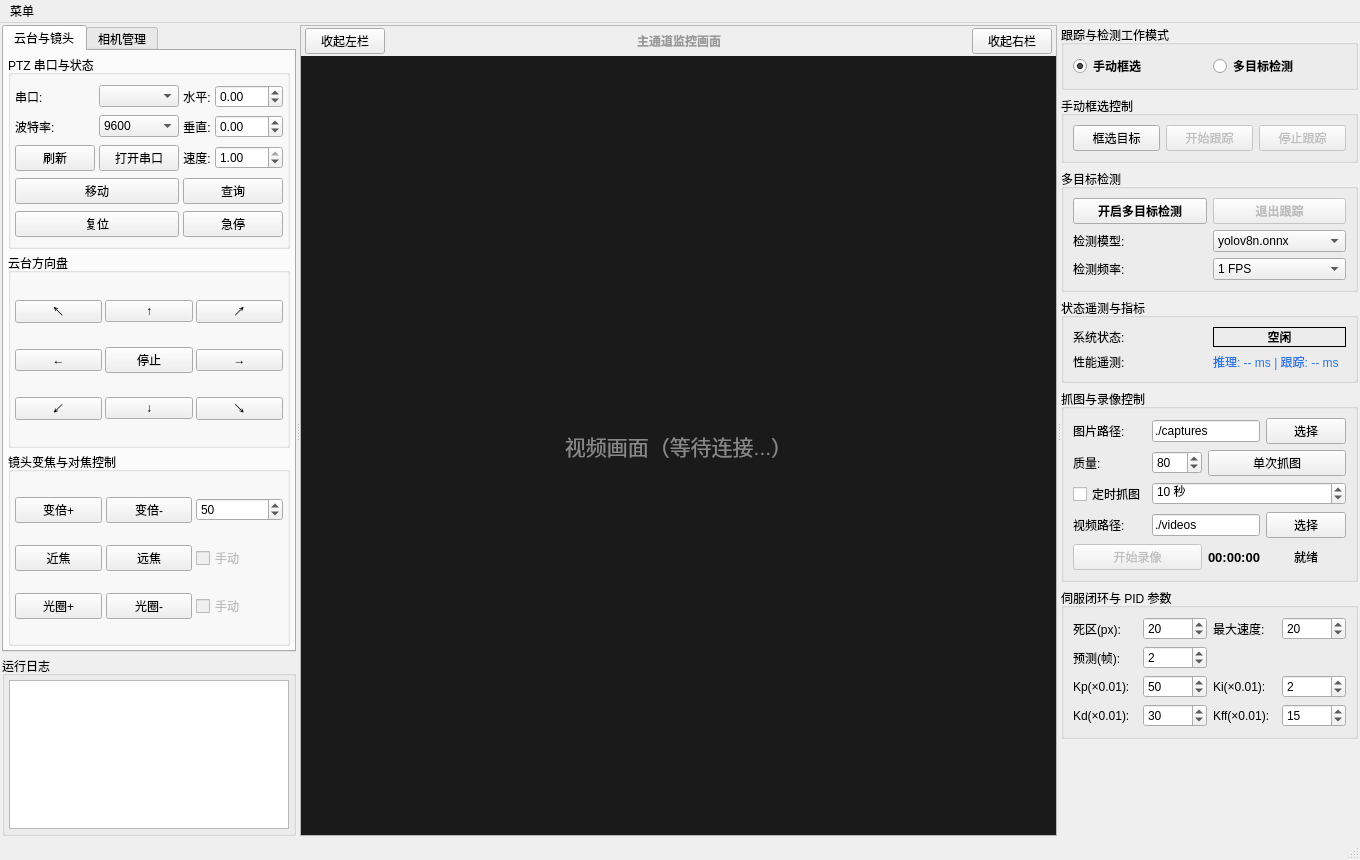
Old version of the form mainwindow.ui in the repository soranokiseki1437/nanhu_RGB_PTZ.
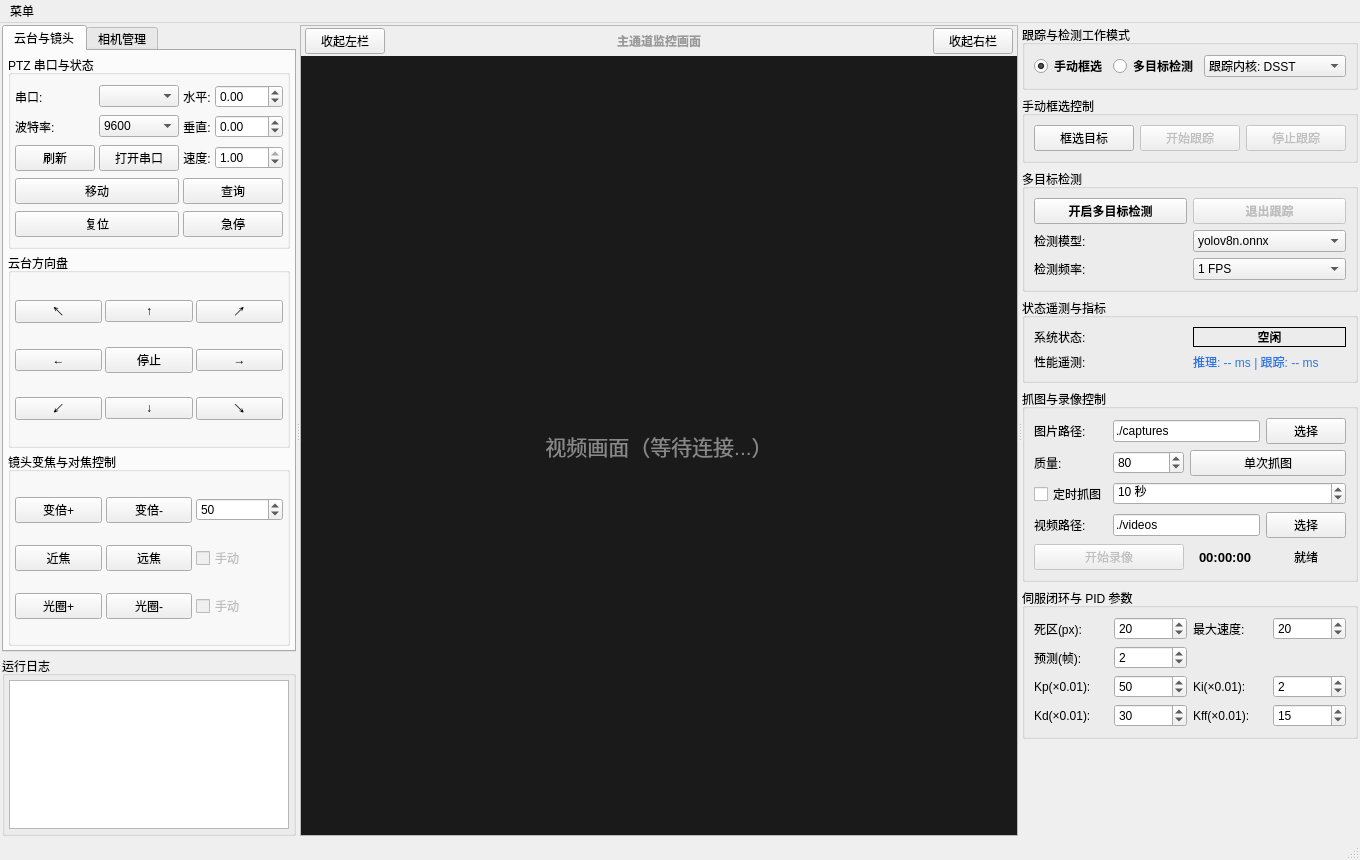
New version of the form.

Commit message:
feat(SOT): 完成 LightTrack 上位机全量嵌入与闭环验收 (WP3-WP7)
1. WP3 ObjectTracker 主干集成: 增加 TrackResult::procMs、TrackingKernel 枚举、runKernel/reinitKernel 分派与状态映射;
2. WP4 TrackingController 协同闭环: 注入 OnnxSotTracker 单例、resolveModelPath 绝对路径解析、飞行记录扩展 proc_ms 与 kernel 列;
3. WP5 UI 交互与配置持久化: 新增 comboTrackKernel 下拉菜单、ConfigManager 读写 tracking/kernel、refreshModelList 排除过滤;
4. WP6 AMFT 标定与回归测试: 完成 20 组真机网格标定输出 amft_calibration.json，DSST 回归 test_amft 4/4 PASS 100%，test_detector 5/5 PASS;
5. WP7 收口与检查点流转: 主工程构建 0 错误生成 RGB_PTZ_Integrated.exe (635KB)，回填 04 方案与 README，归档 Checkpoint #68，建立 Checkpoint #69。

What changed in the file:
```diff
--- a/mainwindow.ui
+++ b/mainwindow.ui
@@ -864,6 +864,20 @@
             </property>
            </widget>
           </item>
+          <item>
+           <widget class="QComboBox" name="comboTrackKernel">
+            <item>
+             <property name="text">
+              <string>跟踪内核: DSST</string>
+             </property>
+            </item>
+            <item>
+             <property name="text">
+              <string>跟踪内核: LightTrack</string>
+             </property>
+            </item>
+           </widget>
+          </item>
          </layout>
         </widget>
        </item>
```
The commit also changes 20 other files.
